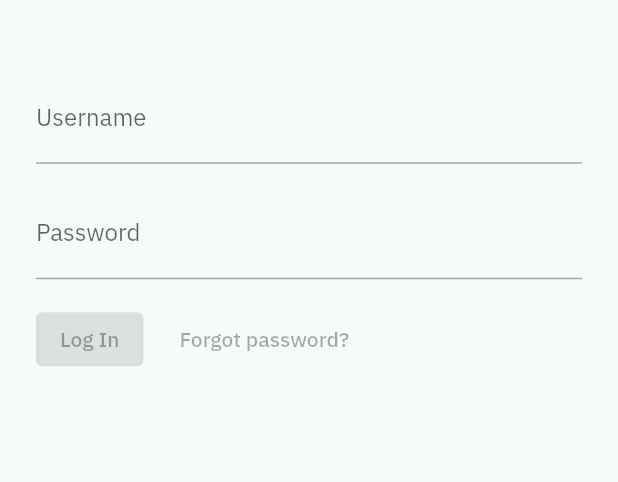
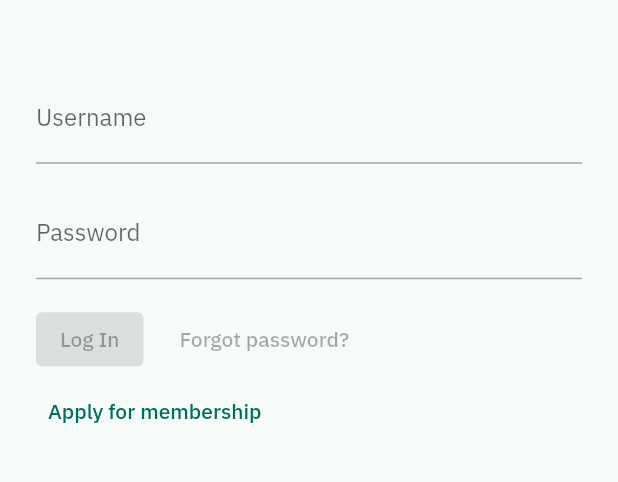
Before and after one commit to WirMarkt/wirmarkt-app, a Flutter app: the screen it shows after launch, on a phone screen of 412 x 824 dp, the part 327-809 px from its top. Run offline on Flutter 3.47's test engine with Material 2 defaults, Android fonts, the phone set to English and light mode, and no system bars; our stand-ins replace bloc, camera, equatable, flutter_bloc, flutter_secure_storage, formz and 4 more; missing offline and left inert: scan.

Commit message:
show apply for membership button on login screen display number of shares and allow for taking over more shares

```diff
--- a/config/dev.json
+++ b/config/dev.json
@@ -2,5 +2,6 @@
   "orgName": "WirMarkt",
   "apiUrl": "http://localhost:8000/api/v1",
   "memberManagementUri": "http://localhost:8000",
-  "passwordResetUrl": "http://127.0.0.1:8000/accounts/password_reset/"
+  "passwordResetUrl": "http://localhost:8000/accounts/password_reset/",
+  "applyForMembershipUrl": "http://localhost:8000/coop/user/draft/register"
 }
--- a/config/prod.json
+++ b/config/prod.json
@@ -2,5 +2,6 @@
   "orgName": "WirMarkt",
   "apiUrl": "https://members.wirmarkt.de/api/v1",
   "memberManagementUri": "https://members.wirmarkt.de",
-  "passwordResetUrl": "https://members.wirmarkt.de/accounts/password_reset/"
+  "passwordResetUrl": "https://members.wirmarkt.de/accounts/password_reset/",
+  "applyForMembershipUrl": "https://members.wirmarkt.de/coop/user/draft/register"
 }
--- a/lib/data/app_config.dart
+++ b/lib/data/app_config.dart
@@ -16,20 +16,21 @@ class AppConfig {
   const AppConfig({
     required this.orgName,
     required this.apiUrl,
-    this.passwordResetUrl,
+    this.passwordResetUrl = "",
+    this.applyForMembershipUrl = "",
     required this.memberManagementUri,
   });
 
   final String orgName;
   final String apiUrl;
-  final String? passwordResetUrl;
+  final String passwordResetUrl;
+  final String applyForMembershipUrl;
   final String memberManagementUri;
 
   factory AppConfig.fromJson(Map<String, dynamic> json) =>
       _$AppConfigFromJson(json);
 
-  Uri? get passwordResetUri =>
-      passwordResetUrl != null ? Uri.parse(passwordResetUrl!) : null;
+  Uri? get passwordResetUri => Uri.parse(passwordResetUrl);
 
   Map<String, dynamic> toJson() => _$AppConfigToJson(this);
 
--- a/lib/home/view/home_page.dart
+++ b/lib/home/view/home_page.dart
@@ -1,4 +1,3 @@
-import 'package:flutter/cupertino.dart';
 import 'package:flutter/material.dart';
 import 'package:wir_markt/data/app_config.dart';
 import 'package:wir_markt/generated/l10n.dart';
@@ -49,10 +48,10 @@ class _HomePageState extends State<HomePage> {
         items: [
           BottomNavigationBarItem(
               label: getTitleOf(page: 0),
-              icon: const Icon(CupertinoIcons.shopping_cart)),
+              icon: const Icon(Icons.shopping_cart)),
           BottomNavigationBarItem(
               label: getTitleOf(page: 1),
-              icon: const Icon(CupertinoIcons.tree)),
+              icon: const Icon(Icons.bar_chart)),
         ],
         onTap: (index) {
           setState(() {
--- a/lib/login/view/login_form.dart
+++ b/lib/login/view/login_form.dart
@@ -53,6 +53,7 @@ class LoginForm extends StatelessWidget {
               ],
             ),
           ),
+          _ApplyForMembershipButton(),
         ],
       ),
     );
--- a/lib/login/view/login_form_widgets.dart
+++ b/lib/login/view/login_form_widgets.dart
@@ -128,3 +128,22 @@ class _ResetPasswordButton extends StatelessWidget {
     );
   }
 }
+
+class _ApplyForMembershipButton extends StatelessWidget {
+  @override
+  Widget build(BuildContext context) {
+    return TextButton(
+      key: const Key('loginForm_apply_for_membership_raisedButton'),
+      child: Text(S.of(context).applyForMembershipLabel),
+      onPressed: _launchApplyForMembershipInBrowser,
+    );
+  }
+
+  void _launchApplyForMembershipInBrowser() {
+    String _url = AppConfig.get().applyForMembershipUrl.toString();
+    launch(
+      _url,
+      forceSafariVC: false,
+    );
+  }
+}
--- a/lib/member_contribution/model/member_contribution.dart
+++ b/lib/member_contribution/model/member_contribution.dart
@@ -60,11 +60,16 @@ class MemberContribution {
   @JsonKey(name: "signed_sepa_mandate")
   final bool? signedSepaMandate;
 
+  @JsonKey(name: "is_investing")
+  final bool? isInvesting;
+  @JsonKey(name: "share_count")
+  final int shareCount;
+
   factory MemberContribution.fromJson(Map<String, dynamic> json) =>
       _$MemberContributionFromJson(json);
 
-  const MemberContribution(
-      {this.statusString,
+  const MemberContribution({
+    this.statusString,
     this.attendedWelcomeSession,
     this.isPaying,
     this.nextShiftAttendanceStateValue,
@@ -75,7 +80,10 @@ class MemberContribution {
     this.nextShiftEndTimeEpochMillis,
     this.sepaAccountHolder,
     this.sepaIban,
-      this.signedSepaMandate});
+    this.signedSepaMandate,
+    this.isInvesting,
+    this.shareCount = 0,
+  });
 
   Map<String, dynamic> toJson() => _$MemberContributionToJson(this);
 }
--- a/lib/member_contribution/repository/member_contribution_repository.dart
+++ b/lib/member_contribution/repository/member_contribution_repository.dart
@@ -12,7 +12,7 @@ class MemberContributionRepository {
   /// @throws [ApiException]
   Future<MemberContribution> getMemberContribution(JwtToken jwtToken) async {
     var jsonResponse =
-        await _apiRepository.get("/member_contribution", jwtToken: jwtToken);
+        await _apiRepository.get("/member_contribution/", jwtToken: jwtToken);
     return MemberContribution.fromJson(jsonResponse);
   }
 }
--- a/lib/member_info/repository/member_info_repository.dart
+++ b/lib/member_info/repository/member_info_repository.dart
@@ -12,7 +12,7 @@ class MemberInfoRepository {
   /// @throws [ApiException]
   Future<MemberInfo?> getMemberInfo(JwtToken jwtToken) async {
     var jsonResponse =
-        await _apiRepository.get("/member_info", jwtToken: jwtToken);
+        await _apiRepository.get("/member_info/", jwtToken: jwtToken);
     return MemberInfo.fromJson(jsonResponse);
   }
 }
```
Also changed, not shown: lib/l10n/intl_de.arb (+6 -2 lines), lib/l10n/intl_en.arb (+6 -2 lines), lib/member_contribution/view/manage_contribution_area.dart (+49 -13 lines), lib/member_contribution/widget/cooperative_share_info_card.dart (added, +50 -0 lines), lib/data/app_config.g.dart, lib/generated/intl/messages_de.dart, lib/generated/intl/messages_en.dart, lib/generated/l10n.dart, lib/member_contribution/model/member_contribution.g.dart. Lines whose indentation alone changed are shown as unchanged.
